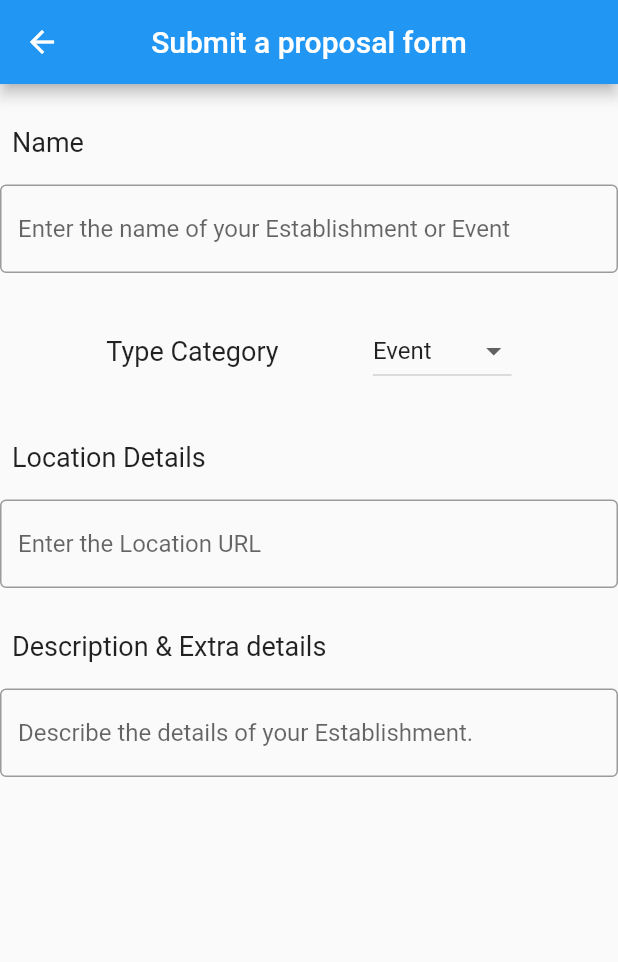
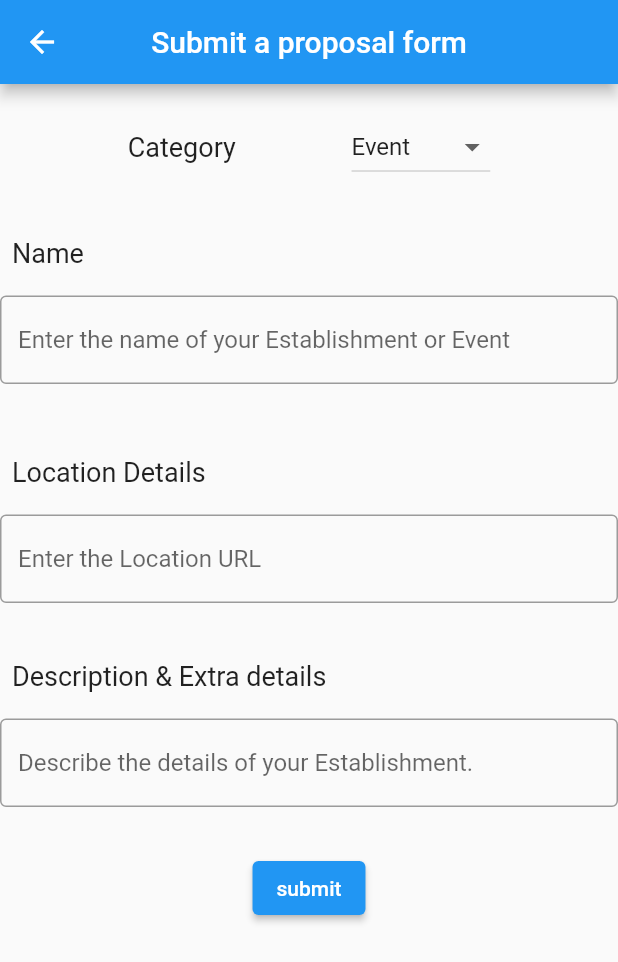
Before and after one commit to YousifT/Nomad_Application, a Flutter app: the ProposalForm screen opened directly, on a phone screen of 412 x 824 dp. Shown: the top 962 px of the screen. Run offline on Flutter 3.47's test engine with Material 2 defaults, Android fonts, the phone set to English and light mode, and no system bars; our stand-ins replace carousel_slider, cloud_firestore, firebase_auth, firebase_core, location; accounts and stored records are empty; statements that could not run were skipped.

Commit message:
Proposal Form submit to database

```diff
--- a/nomad/lib/Pages/Proposal_Form.dart
+++ b/nomad/lib/Pages/Proposal_Form.dart
@@ -1,3 +1,4 @@
+import 'package:cloud_firestore/cloud_firestore.dart';
 import 'package:flutter/material.dart';
 
 String? type_Value = "Event";
@@ -16,6 +17,20 @@ class _ProposalFormState extends State<ProposalForm> {
     TextEditingController nameController = TextEditingController();
     TextEditingController locationController = TextEditingController();
     TextEditingController descriptionController = TextEditingController();
+
+    Future<void> submit() {
+      CollectionReference database =
+          FirebaseFirestore.instance.collection('proposals');
+      return database.add({
+        'title': nameController.text,
+        'category': type_Value,
+        'description': descriptionController.text,
+        'location': locationController.text,
+        // REPLACE THIS WITH Global_var.Username
+        'user': "Username"
+      }).then((value) => Navigator.pop(context));
+    }
+
     return Scaffold(
       appBar: AppBar(
         title: const Text('Submit a proposal form'),
@@ -25,35 +40,16 @@ class _ProposalFormState extends State<ProposalForm> {
         child: SingleChildScrollView(
           child: Column(
             children: [
-              // Name
-              SizedBox(height: 20),
-              Padding(
-                padding: const EdgeInsets.all(8.0),
-                child: Row(
-                  children: [
-                    Text(
-                      'Name',
-                      style: TextStyle(fontSize: 18),
-                    ),
-                  ],
-                ),
-              ),
               SizedBox(height: 10),
-              TextField(
-                  controller: nameController,
-                  decoration: InputDecoration(
-                    hintText: 'Enter the name of your Establishment or Event',
-                    border: OutlineInputBorder(),
-                  )),
               // Type (dropdown menu)
-              SizedBox(height: 20),
+
               Padding(
                 padding: const EdgeInsets.all(8.0),
                 child: Row(
                   mainAxisAlignment: MainAxisAlignment.spaceEvenly,
                   children: [
-                    Text(
-                      'Type Category',
+                    const Text(
+                      'Category',
                       style: TextStyle(fontSize: 18),
                     ),
                     DropdownButton(
@@ -65,6 +61,9 @@ class _ProposalFormState extends State<ProposalForm> {
                           );
                         }).toList(),
                         onChanged: (String? newValue) {
+                          var nameHolder = nameController.text;
+                          var descHolder = descriptionController.text;
+                          var locHolder = locationController.text;
                           setState(() {
                             type_Value = newValue!;
                           });
@@ -72,13 +71,34 @@ class _ProposalFormState extends State<ProposalForm> {
                   ],
                 ),
               ),
+              // Name
+              SizedBox(height: 20),
+              Padding(
+                padding: const EdgeInsets.all(8.0),
+                child: Row(
+                  children: const [
+                    Text(
+                      'Name',
+                      style: TextStyle(fontSize: 18),
+                    ),
+                  ],
+                ),
+              ),
+              SizedBox(height: 10),
+              TextField(
+                  controller: nameController,
+                  decoration: const InputDecoration(
+                    hintText: 'Enter the name of your Establishment or Event',
+                    border: OutlineInputBorder(),
+                  )),
+              SizedBox(height: 20),
 
               // Location URL
               SizedBox(height: 20),
               Padding(
                 padding: const EdgeInsets.all(8.0),
                 child: Row(
-                  children: [
+                  children: const [
                     Text(
                       'Location Details',
                       style: TextStyle(fontSize: 18),
@@ -95,11 +115,11 @@ class _ProposalFormState extends State<ProposalForm> {
                   )),
 
               // Description
-              SizedBox(height: 20),
+              SizedBox(height: 30),
               Padding(
                 padding: const EdgeInsets.all(8.0),
                 child: Row(
-                  children: [
+                  children: const [
                     Text(
                       'Description & Extra details',
                       style: TextStyle(fontSize: 18),
@@ -110,14 +130,16 @@ class _ProposalFormState extends State<ProposalForm> {
               SizedBox(height: 10),
               TextField(
                   controller: descriptionController,
-                  decoration: InputDecoration(
+                  decoration: const InputDecoration(
                     hintText: 'Describe the details of your Establishment.',
                     border: OutlineInputBorder(),
-                  ))
+                  )),
+              SizedBox(height: 30),
 
               // Upload Images *Optional
 
               // Submit Form button
+              ElevatedButton(onPressed: () => submit(), child: Text("submit"))
               // Submitted By: User email info.
             ],
           ),
```
